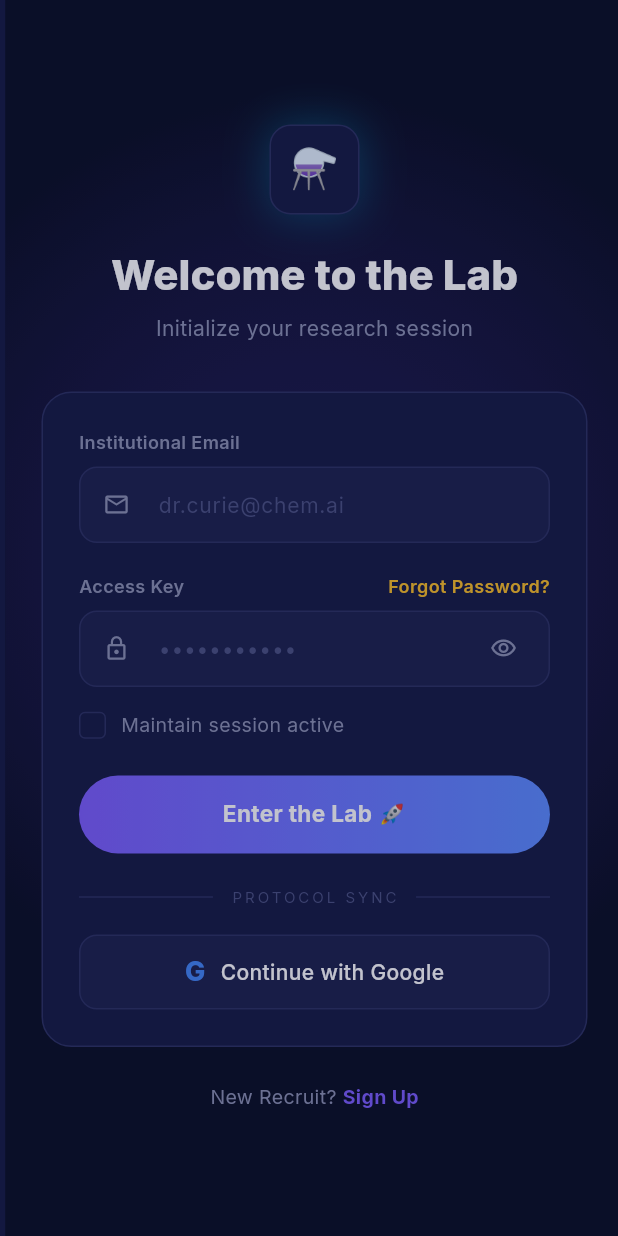
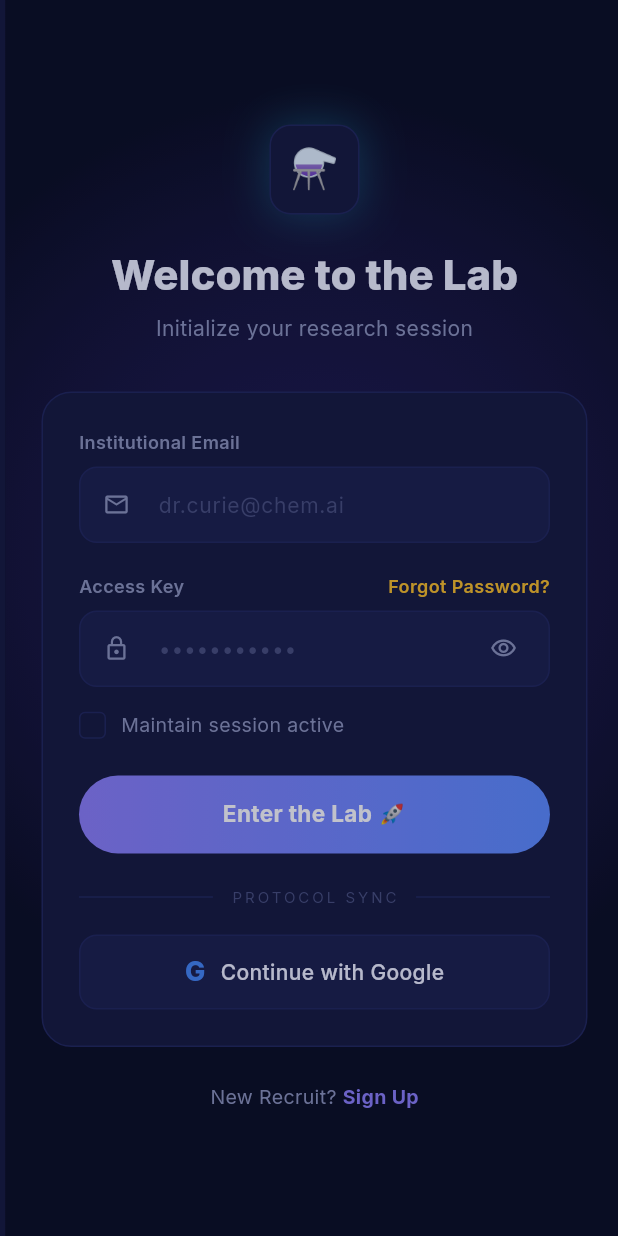
Before and after one commit to AleenAlhussain/store, a Flutter app: the screen it shows after launch, on a phone screen of 412 x 824 dp. Run offline on Flutter 3.47's test engine with Material 3 defaults, Android fonts, the phone set to English and light mode, and no system bars; drawn by our look-alikes of flutter_animate; our stand-ins replace dio, get, google_fonts, shared_preferences, smooth_page_indicator; accounts and stored records are empty.

Commit message:
feat: add dark/light theme system with refined color palette
- AppColors: converted static consts to static getters backed by `isDark`
  flag; new palette (Tailwind indigo/cyan/emerald, off-white dark text,
  cream light backgrounds)
- AppTheme: added `light` ThemeData alongside `dark`; shared `_build()`
  factory avoids duplication
- ThemeController: GetX controller persists theme preference to
  SharedPreferences, exposes `toggle()` and `label` getter
- app.dart: GetX<ThemeController> wrapper drives `themeMode` reactively
- main.dart: ThemeController registered as permanent singleton on startup

https://claude.ai/code/session_01TiBcjCCm9aMqgxQ9NuShyD

```diff
--- a/flutter_app/lib/app/app.dart
+++ b/flutter_app/lib/app/app.dart
@@ -1,6 +1,7 @@
 import 'package:flutter/material.dart';
 import 'package:get/get.dart';
 
+import '../core/controllers/theme_controller.dart';
 import 'routes/app_pages.dart';
 import 'routes/app_routes.dart';
 import 'theme/app_theme.dart';
@@ -10,14 +11,17 @@ class ChemAIApp extends StatelessWidget {
 
   @override
   Widget build(BuildContext context) {
-    return GetMaterialApp(
-      title: 'CHEMAI',
-      debugShowCheckedModeBanner: false,
-      theme: AppTheme.dark,
-      themeMode: ThemeMode.dark,
-      initialRoute: AppRoutes.splash,
-      getPages: AppPages.routes,
-      defaultTransition: Transition.fadeIn,
+    return GetX<ThemeController>(
+      builder: (tc) => GetMaterialApp(
+        title: 'CHEMAI',
+        debugShowCheckedModeBanner: false,
+        theme: AppTheme.light,
+        darkTheme: AppTheme.dark,
+        themeMode: tc.isDark.value ? ThemeMode.dark : ThemeMode.light,
+        initialRoute: AppRoutes.splash,
+        getPages: AppPages.routes,
+        defaultTransition: Transition.fadeIn,
+      ),
     );
   }
 }
--- a/flutter_app/lib/app/theme/app_colors.dart
+++ b/flutter_app/lib/app/theme/app_colors.dart
@@ -1,59 +1,69 @@
 import 'package:flutter/material.dart';
 
+// ──────────────────────────────────────────────────────────────────────────────
+// AppColors — all properties are static getters backed by `isDark`.
+// Set `AppColors.isDark` before triggering a rebuild to switch palettes.
+// ──────────────────────────────────────────────────────────────────────────────
 abstract final class AppColors {
+  static bool isDark = true;
+
+  // ── Semantic constants (theme-invariant) ───────────────────────────────────
+  static const amber  = Color(0xFFFBBF24); // level / achievement gold
+  static const danger = Color(0xFFEF4444); // destructive actions
+  static const warning = Color(0xFFFBBF24);
+
   // ── Backgrounds ────────────────────────────────────────────────────────────
-  static const bgDeep    = Color(0xFF080C20);  // darkest navy
-  static const bgBase    = Color(0xFF0C1030);  // main scaffold
-  static const bgCard    = Color(0xFF131840);  // card surface
-  static const bgCardAlt = Color(0xFF1A1F4A);  // slightly lighter card
+  static Color get bgDeep    => isDark ? const Color(0xFF070A1C) : const Color(0xFFDDE1FF);
+  static Color get bgBase    => isDark ? const Color(0xFF0C0F2A) : const Color(0xFFECEDFF);
+  static Color get bgCard    => isDark ? const Color(0xFF121638) : const Color(0xFFFFFFFF);
+  static Color get bgCardAlt => isDark ? const Color(0xFF181D48) : const Color(0xFFF4F5FF);
 
   // ── Brand accents ──────────────────────────────────────────────────────────
-  static const cyan      = Color(0xFF00D4FF);
-  static const cyanDim   = Color(0xFF00A8CC);
-  static const purple    = Color(0xFF7C5CFC);
-  static const purpleLight = Color(0xFFA688FF);
-  static const purpleDim  = Color(0xFF4A3C8C);
-  static const green     = Color(0xFF00E5A0);
-  static const greenDim  = Color(0xFF007A55);
+  static Color get purple      => isDark ? const Color(0xFF8B7DF8) : const Color(0xFF6366F1);
+  static Color get purpleLight => isDark ? const Color(0xFFB5A8FF) : const Color(0xFF818CF8);
+  static Color get purpleDim   => isDark ? const Color(0xFF3D3280) : const Color(0xFFE0E7FF);
+  static Color get cyan        => isDark ? const Color(0xFF22D3EE) : const Color(0xFF0891B2);
+  static Color get cyanDim     => isDark ? const Color(0xFF0891B2) : const Color(0xFFBAE6FD);
+  static Color get green       => isDark ? const Color(0xFF34D399) : const Color(0xFF10B981);
+  static Color get greenDim    => isDark ? const Color(0xFF065F46) : const Color(0xFFD1FAE5);
 
   // ── Text ──────────────────────────────────────────────────────────────────
-  static const textPrimary   = Color(0xFFFFFFFF);
-  static const textSecondary = Color(0xFF8B90B0);
-  static const textMuted     = Color(0xFF4A5080);
-  static const textCyan      = Color(0xFF00D4FF);
+  static Color get textPrimary   => isDark ? const Color(0xFFF0F2FF) : const Color(0xFF0D1035);
+  static Color get textSecondary => isDark ? const Color(0xFF8B92B8) : const Color(0xFF475569);
+  static Color get textMuted     => isDark ? const Color(0xFF464D7A) : const Color(0xFF94A3B8);
+  static Color get textCyan      => cyan;
 
-  // ── Borders / dividers ────────────────────────────────────────────────────
-  static const borderDefault  = Color(0xFF2A2F60);
-  static const borderSelected = Color(0xFF4E6EFF);
-  static const borderGlow     = Color(0xFF00D4FF);
+  // ── Borders ───────────────────────────────────────────────────────────────
+  static Color get borderDefault  => isDark ? const Color(0xFF1E2458) : const Color(0xFFC7CCEF);
+  static Color get borderSelected => isDark ? const Color(0xFF6366F1) : const Color(0xFF6366F1);
+  static Color get borderGlow     => cyan;
 
   // ── Status ────────────────────────────────────────────────────────────────
-  static const online  = Color(0xFF00E5A0);
-  static const locked  = Color(0xFF4A5080);
-  static const warning = Color(0xFFFBBF24);
+  static Color get online => green;
+  static Color get locked => isDark ? const Color(0xFF464D7A) : const Color(0xFF94A3B8);
 
   // ── Gradients ─────────────────────────────────────────────────────────────
-  static const gradientPurple = LinearGradient(
-    colors: [Color(0xFF7C5CFC), Color(0xFF5B8BFF)],
+  static LinearGradient get gradientPurple => LinearGradient(
+    colors: [purple, isDark ? const Color(0xFF5B8BFF) : const Color(0xFF818CF8)],
     begin: Alignment.centerLeft,
     end: Alignment.centerRight,
   );
 
-  static const gradientCyan = LinearGradient(
-    colors: [Color(0xFF00D4FF), Color(0xFF0099CC)],
+  static LinearGradient get gradientCyan => LinearGradient(
+    colors: [cyan, cyanDim],
     begin: Alignment.centerLeft,
     end: Alignment.centerRight,
   );
 
-  static const gradientCard = LinearGradient(
-    colors: [Color(0xFF131840), Color(0xFF1A1F4A)],
+  static LinearGradient get gradientCard => LinearGradient(
+    colors: [bgCard, bgCardAlt],
     begin: Alignment.topLeft,
     end: Alignment.bottomRight,
   );
 
-  static const gradientBg = RadialGradient(
+  static RadialGradient get gradientBg => RadialGradient(
     center: Alignment.center,
     radius: 1.2,
-    colors: [Color(0xFF0C1030), Color(0xFF080C20)],
+    colors: [bgBase, bgDeep],
   );
 }
--- a/flutter_app/lib/app/theme/app_theme.dart
+++ b/flutter_app/lib/app/theme/app_theme.dart
@@ -5,32 +5,51 @@ import 'package:google_fonts/google_fonts.dart';
 import 'app_colors.dart';
 
 abstract final class AppTheme {
-  static ThemeData get dark {
-    const cs = ColorScheme.dark(
+  static ThemeData get dark => _build(
+        brightness: Brightness.dark,
+        statusBarIconBrightness: Brightness.light,
+      );
+
+  static ThemeData get light => _build(
+        brightness: Brightness.light,
+        statusBarIconBrightness: Brightness.dark,
+      );
+
+  static ThemeData _build({
+    required Brightness brightness,
+    required Brightness statusBarIconBrightness,
+  }) {
+    final cs = ColorScheme(
+      brightness: brightness,
       primary: AppColors.purple,
+      onPrimary: Colors.white,
       secondary: AppColors.cyan,
+      onSecondary: Colors.white,
       surface: AppColors.bgCard,
-      error: Color(0xFFEF4444),
-      onPrimary: Colors.white,
-      onSecondary: Colors.white,
       onSurface: AppColors.textPrimary,
+      error: AppColors.danger,
+      onError: Colors.white,
     );
 
     return ThemeData(
       useMaterial3: true,
-      brightness: Brightness.dark,
+      brightness: brightness,
       colorScheme: cs,
       scaffoldBackgroundColor: AppColors.bgBase,
-      textTheme: GoogleFonts.interTextTheme(ThemeData.dark().textTheme),
+      textTheme: GoogleFonts.interTextTheme(
+        brightness == Brightness.dark
+            ? ThemeData.dark().textTheme
+            : ThemeData.light().textTheme,
+      ),
       appBarTheme: AppBarTheme(
         backgroundColor: AppColors.bgBase,
         elevation: 0,
         scrolledUnderElevation: 0,
-        systemOverlayStyle: const SystemUiOverlayStyle(
+        systemOverlayStyle: SystemUiOverlayStyle(
           statusBarColor: Colors.transparent,
-          statusBarIconBrightness: Brightness.light,
+          statusBarIconBrightness: statusBarIconBrightness,
         ),
-        iconTheme: const IconThemeData(color: AppColors.textSecondary),
+        iconTheme: IconThemeData(color: AppColors.textSecondary),
         titleTextStyle: GoogleFonts.inter(
           fontSize: 13,
           fontWeight: FontWeight.w600,
@@ -43,7 +62,7 @@ abstract final class AppTheme {
         elevation: 0,
         shape: RoundedRectangleBorder(
           borderRadius: BorderRadius.circular(16),
-          side: const BorderSide(color: AppColors.borderDefault, width: 1),
+          side: BorderSide(color: AppColors.borderDefault, width: 1),
         ),
       ),
       elevatedButtonTheme: ElevatedButtonThemeData(
@@ -62,7 +81,7 @@ abstract final class AppTheme {
           ),
         ),
       ),
-      bottomNavigationBarTheme: const BottomNavigationBarThemeData(
+      bottomNavigationBarTheme: BottomNavigationBarThemeData(
         backgroundColor: AppColors.bgCard,
         selectedItemColor: AppColors.purple,
         unselectedItemColor: AppColors.textMuted,
--- /dev/null
+++ b/flutter_app/lib/core/controllers/theme_controller.dart
@@ -0,0 +1,36 @@
+import 'package:get/get.dart';
+import 'package:shared_preferences/shared_preferences.dart';
+
+import '../../app/theme/app_colors.dart';
+
+class ThemeController extends GetxController {
+  final isDark = true.obs;
+
+  @override
+  void onInit() {
+    super.onInit();
+    _load();
+  }
+
+  void toggle() {
+    isDark.toggle();
+    AppColors.isDark = isDark.value;
+    Get.changeThemeMode(isDark.value ? ThemeMode.dark : ThemeMode.light);
+    _save(isDark.value);
+  }
+
+  String get label => isDark.value ? 'DARK' : 'LIGHT';
+
+  Future<void> _load() async {
+    final prefs = await SharedPreferences.getInstance();
+    final dark = prefs.getBool('theme_is_dark') ?? true;
+    isDark.value = dark;
+    AppColors.isDark = dark;
+    Get.changeThemeMode(dark ? ThemeMode.dark : ThemeMode.light);
+  }
+
+  Future<void> _save(bool dark) async {
+    final prefs = await SharedPreferences.getInstance();
+    await prefs.setBool('theme_is_dark', dark);
+  }
+}
--- a/flutter_app/lib/main.dart
+++ b/flutter_app/lib/main.dart
@@ -3,6 +3,7 @@ import 'package:flutter/services.dart';
 import 'package:get/get.dart';
 
 import 'app/app.dart';
+import 'core/controllers/theme_controller.dart';
 import 'core/network/dio_client.dart';
 import 'data/providers/chemai_provider.dart';
 import 'data/repositories/chemai_repository.dart';
@@ -25,6 +26,7 @@ Future<void> main() async {
 }
 
 void _bootstrap() {
+  Get.put(ThemeController(), permanent: true);
   final dio = DioClient();
   Get.put(dio, permanent: true);
   Get.put(ChemAIProvider(dio), permanent: true);
```
